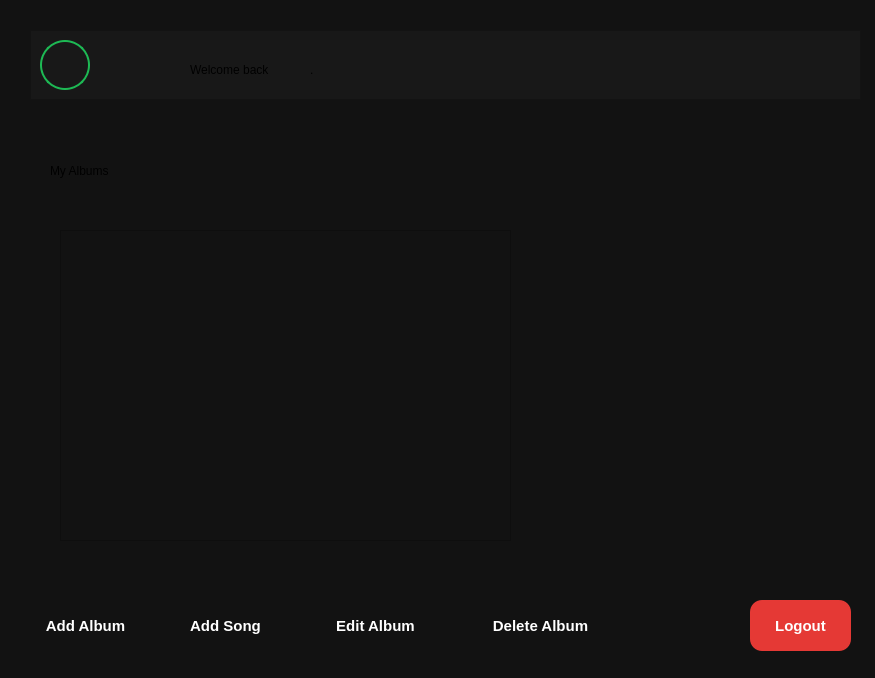
Before: the Qt Designer form artistwindow.ui in Fatemehasadi86/spotify1, drawn with Qt 5.
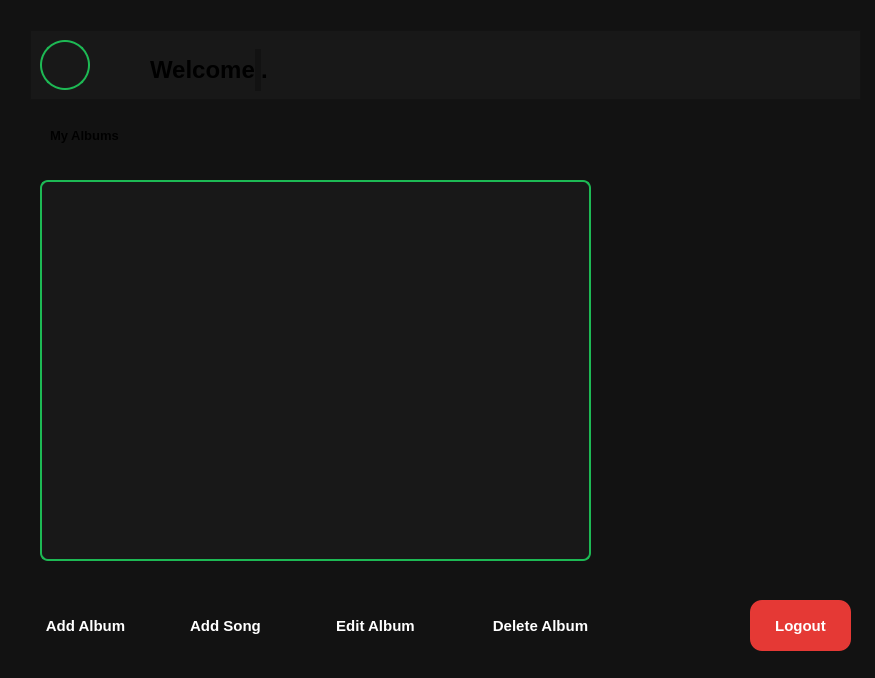
After: the same form once the commit is applied. Icons and pictures are not drawn.

```diff
--- a/artistwindow.ui
+++ b/artistwindow.ui
@@ -78,42 +78,78 @@
      <bool>true</bool>
     </property>
    </widget>
-   <widget class="QLabel" name="label_2">
+   <widget class="QWidget" name="">
     <property name="geometry">
      <rect>
-      <x>160</x>
-      <y>30</y>
-      <width>161</width>
-      <height>20</height>
+      <x>120</x>
+      <y>19</y>
+      <width>157</width>
+      <height>42</height>
      </rect>
     </property>
-    <property name="text">
-     <string>Welcome back</string>
-    </property>
-   </widget>
-   <widget class="QLabel" name="label_3">
-    <property name="geometry">
-     <rect>
-      <x>280</x>
-      <y>30</y>
-      <width>63</width>
-      <height>20</height>
-     </rect>
-    </property>
-    <property name="text">
-     <string>.</string>
-    </property>
+    <layout class="QHBoxLayout" name="horizontalLayout">
+     <item>
+      <widget class="QLabel" name="label_2">
+       <property name="styleSheet">
+        <string notr="true">QLabel{
+    color:qlineargradient(
+        x1:0,y1:0,x2:1,y2:0,
+        stop:0 #1DB954,
+        stop:0.5 #5CFF9D,
+        stop:1 #1DB954);
+    font-size:18pt;
+    font-weight:900;
+    font-family:&quot;Segoe UI&quot;;
+}</string>
+       </property>
+       <property name="text">
+        <string>Welcome</string>
+       </property>
+      </widget>
+     </item>
+     <item>
+      <widget class="QLabel" name="label_3">
+       <property name="styleSheet">
+        <string notr="true">QLabel{
+    color:qlineargradient(
+        x1:0,y1:0,x2:1,y2:0,
+        stop:0 #1DB954,
+        stop:0.5 #5CFF9D,
+        stop:1 #1DB954);
+    font-size:18pt;
+    font-weight:900;
+    font-family:&quot;Segoe UI&quot;;
+}</string>
+       </property>
+       <property name="text">
+        <string>.</string>
+       </property>
+      </widget>
+     </item>
+    </layout>
    </widget>
   </widget>
   <widget class="QLabel" name="label_4">
    <property name="geometry">
     <rect>
      <x>50</x>
-     <y>150</y>
-     <width>141</width>
-     <height>41</height>
+     <y>110</y>
+     <width>211</width>
+     <height>51</height>
     </rect>
    </property>
+   <property name="styleSheet">
+    <string notr="true">QLabel{
+    color:qlineargradient(
+        x1:0,y1:0,x2:1,y2:0,
+        stop:0 #1DB954,
+        stop:0.5 #5CFF9D,
+        stop:1 #1DB954);
+    font-size:10pt;
+    font-weight:900;
+    font-family:&quot;Segoe UI&quot;;
+}</string>
+   </property>
    <property name="text">
     <string>My Albums</string>
    </property>
@@ -297,12 +333,28 @@
   <widget class="QListWidget" name="listWidgetAlbums">
    <property name="geometry">
     <rect>
-     <x>60</x>
-     <y>230</y>
-     <width>451</width>
-     <height>311</height>
+     <x>40</x>
+     <y>180</y>
+     <width>551</width>
+     <height>381</height>
     </rect>
    </property>
+   <property name="styleSheet">
+    <string notr="true">QListWidget{
+    background:#181818;
+    border:2px solid #1DB954;
+    border-radius:8px;
+    color:white;
+}
+
+QListWidget::item{
+    padding:8px;
+}
+
+QListWidget::item:selected{
+    background:#1DB954;
+}</string>
+   </property>
   </widget>
  </widget>
  <resources>
```
